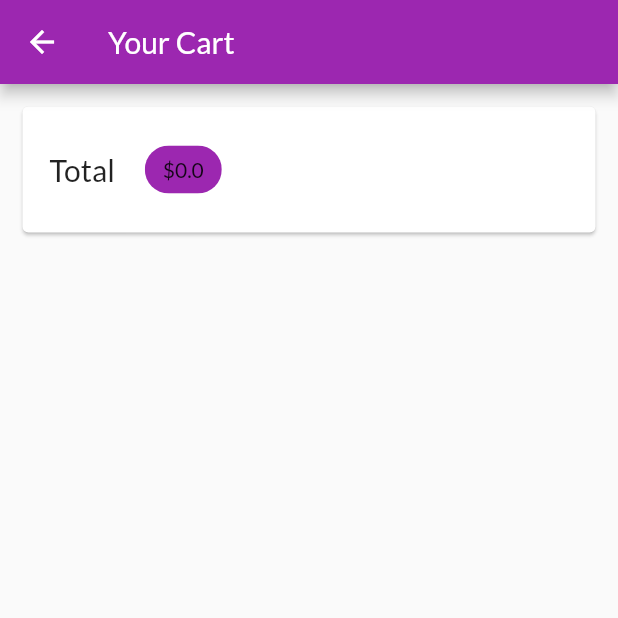
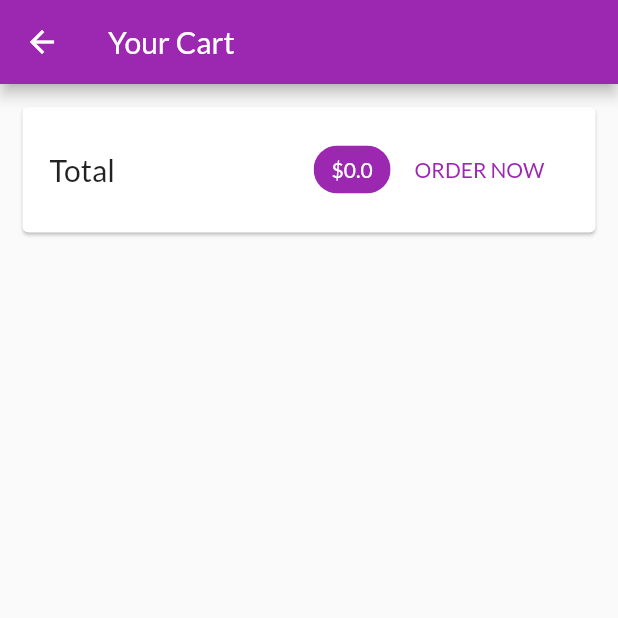
Before and after one commit to yacosta738/flutter_apps, a Flutter app: the CartScreen screen opened by its route, on a phone screen of 412 x 824 dp, the top half of it. Run offline on Flutter 3.47's test engine with Material 2 defaults, Android fonts, the phone set to English and light mode, and no system bars; network calls fail.

Commit message:
Working on the shopping cart & displaying a total

```diff
--- a/lib/screens/cart_screen.dart
+++ b/lib/screens/cart_screen.dart
@@ -1,5 +1,6 @@
 import 'package:first_app/providers/cart.dart';
 import 'package:flutter/material.dart';
+import 'package:flutter/widgets.dart';
 import 'package:provider/provider.dart';
 
 class CartScreen extends StatelessWidget {
@@ -18,6 +19,7 @@ class CartScreen extends StatelessWidget {
             child: Padding(
               padding: EdgeInsets.all(18),
               child: Row(
+                mainAxisAlignment: MainAxisAlignment.spaceBetween,
                 children: [
                   Text(
                     'Total',
@@ -25,13 +27,22 @@ class CartScreen extends StatelessWidget {
                       fontSize: 20,
                     ),
                   ),
-                  SizedBox(
-                    width: 20,
+                  Spacer(),
+                  Chip(
+                    label: Text(
+                      '\$${cart.totalAmount}',
+                      style: TextStyle(
+                          color: Theme.of(context)
+                              .primaryTextTheme
+                              .headline6
+                              .color),
+                    ),
+                    backgroundColor: Theme.of(context).primaryColor,
                   ),
-                  Chip(
-                    label: Text('\$${cart.totalAmount}'),
-                    backgroundColor: Theme.of(context).primaryColor,
-                  )
+                  FlatButton(
+                      child: Text('ORDER NOW'),
+                      textColor: Theme.of(context).primaryColor,
+                      onPressed: null)
                 ],
               ),
             ),
```
